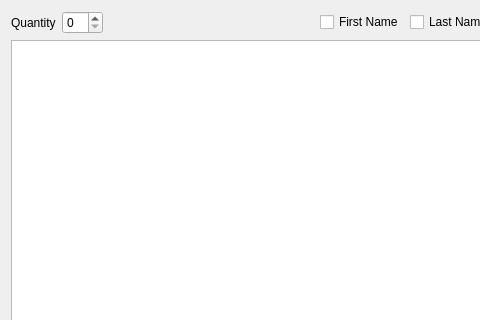
Before: the Qt Designer form src/widgets/usergeneratorwidget.ui in N1vn0vem8er/cutetoolbox, drawn with Qt 5; both pictures show x 0 to 480 and y 0 to 320 of the 1076 by 697 pixel window.
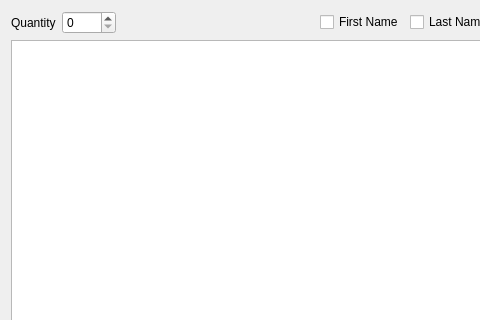
After: the same form once the commit is applied. Icons and pictures are not drawn.

Commit message: Increased max generate users number

```diff
--- a/src/widgets/usergeneratorwidget.ui
+++ b/src/widgets/usergeneratorwidget.ui
@@ -31,6 +31,9 @@
        <property name="suffix">
         <string/>
        </property>
+       <property name="maximum">
+        <number>9999</number>
+       </property>
       </widget>
      </item>
      <item>
```
